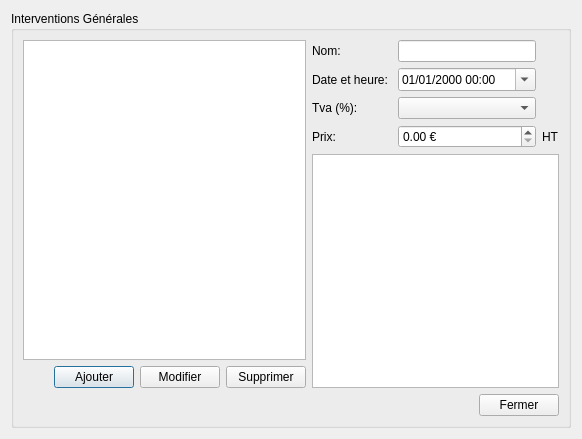
Above: src/dialogservicesedit.ui from cfdev/mcercle before the change. Below: the same form after it.
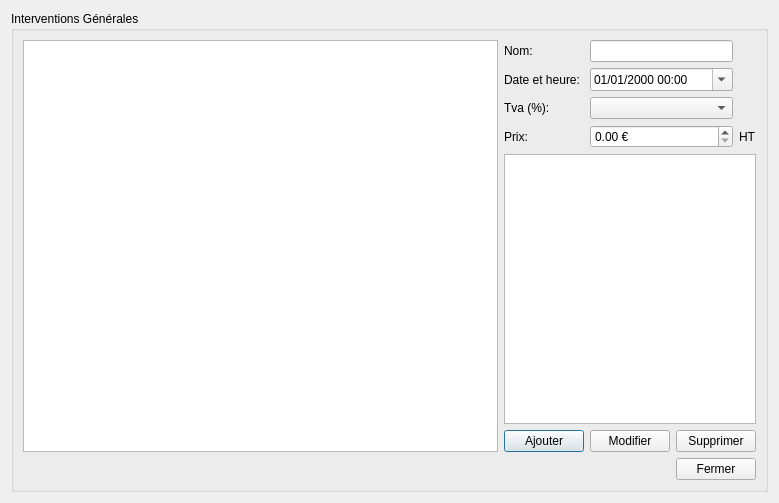
That is the form after the change. Icons and pictures are not drawn.

The edit to the form file:
```diff
--- a/src/dialogservicesedit.ui
+++ b/src/dialogservicesedit.ui
@@ -6,8 +6,8 @@
    <rect>
     <x>0</x>
     <y>0</y>
-    <width>582</width>
-    <height>439</height>
+    <width>757</width>
+    <height>503</height>
    </rect>
   </property>
   <property name="windowTitle">
@@ -29,57 +29,14 @@
         <item>
          <layout class="QVBoxLayout" name="verticalLayout_2">
           <item>
-           <widget class="QTableWidget" name="tableWidget_Inter"/>
-          </item>
-          <item>
-           <layout class="QHBoxLayout" name="horizontalLayout">
-            <item>
-             <spacer name="horizontalSpacer">
-              <property name="orientation">
-               <enum>Qt::Horizontal</enum>
-              </property>
-              <property name="sizeHint" stdset="0">
-               <size>
-                <width>40</width>
-                <height>20</height>
-               </size>
-              </property>
-             </spacer>
-            </item>
-            <item>
-             <widget class="QPushButton" name="pushButton_add">
-              <property name="text">
-               <string>Ajouter</string>
-              </property>
-              <property name="icon">
-               <iconset resource="../ressources.qrc">
-                <normaloff>:/app/insert</normaloff>:/app/insert</iconset>
-              </property>
-             </widget>
-            </item>
-            <item>
-             <widget class="QPushButton" name="pushButton_edit">
-              <property name="text">
-               <string>Modifier</string>
-              </property>
-              <property name="icon">
-               <iconset resource="../ressources.qrc">
-                <normaloff>:/app/Edit</normaloff>:/app/Edit</iconset>
-              </property>
-             </widget>
-            </item>
-            <item>
-             <widget class="QPushButton" name="pushButton_del">
-              <property name="text">
-               <string>Supprimer</string>
-              </property>
-              <property name="icon">
-               <iconset resource="../ressources.qrc">
-                <normaloff>:/app/remove</normaloff>:/app/remove</iconset>
-              </property>
-             </widget>
-            </item>
-           </layout>
+           <widget class="QTableWidget" name="tableWidget_Inter">
+            <property name="minimumSize">
+             <size>
+              <width>475</width>
+              <height>0</height>
+             </size>
+            </property>
+           </widget>
           </item>
          </layout>
         </item>
@@ -185,6 +142,56 @@
             </property>
            </widget>
           </item>
+          <item>
+           <layout class="QHBoxLayout" name="horizontalLayout">
+            <item>
+             <spacer name="horizontalSpacer">
+              <property name="orientation">
+               <enum>Qt::Horizontal</enum>
+              </property>
+              <property name="sizeHint" stdset="0">
+               <size>
+                <width>40</width>
+                <height>20</height>
+               </size>
+              </property>
+             </spacer>
+            </item>
+            <item>
+             <widget class="QPushButton" name="pushButton_add">
+              <property name="text">
+               <string>Ajouter</string>
+              </property>
+              <property name="icon">
+               <iconset resource="../ressources.qrc">
+                <normaloff>:/app/insert</normaloff>:/app/insert</iconset>
+              </property>
+             </widget>
+            </item>
+            <item>
+             <widget class="QPushButton" name="pushButton_edit">
+              <property name="text">
+               <string>Modifier</string>
+              </property>
+              <property name="icon">
+               <iconset resource="../ressources.qrc">
+                <normaloff>:/app/Edit</normaloff>:/app/Edit</iconset>
+              </property>
+             </widget>
+            </item>
+            <item>
+             <widget class="QPushButton" name="pushButton_del">
+              <property name="text">
+               <string>Supprimer</string>
+              </property>
+              <property name="icon">
+               <iconset resource="../ressources.qrc">
+                <normaloff>:/app/remove</normaloff>:/app/remove</iconset>
+              </property>
+             </widget>
+            </item>
+           </layout>
+          </item>
          </layout>
         </item>
        </layout>
```
